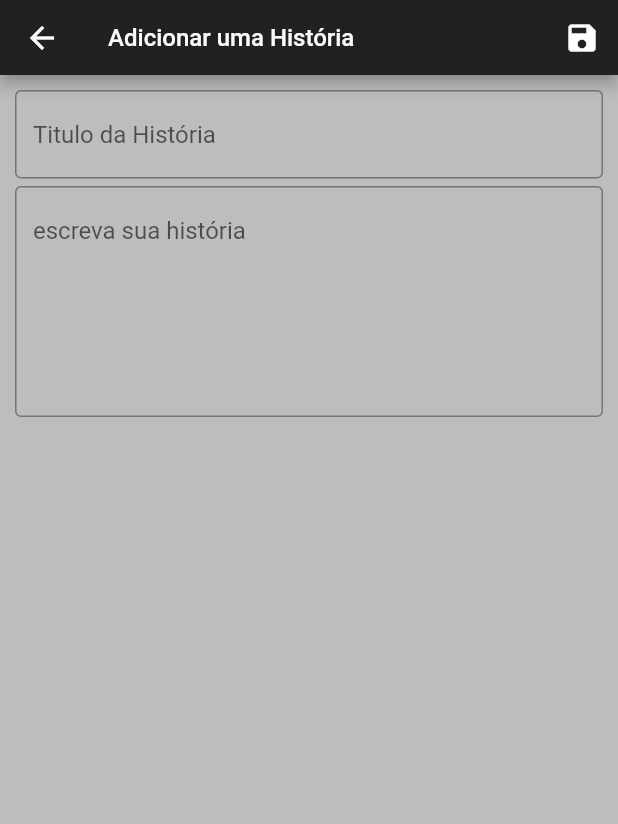
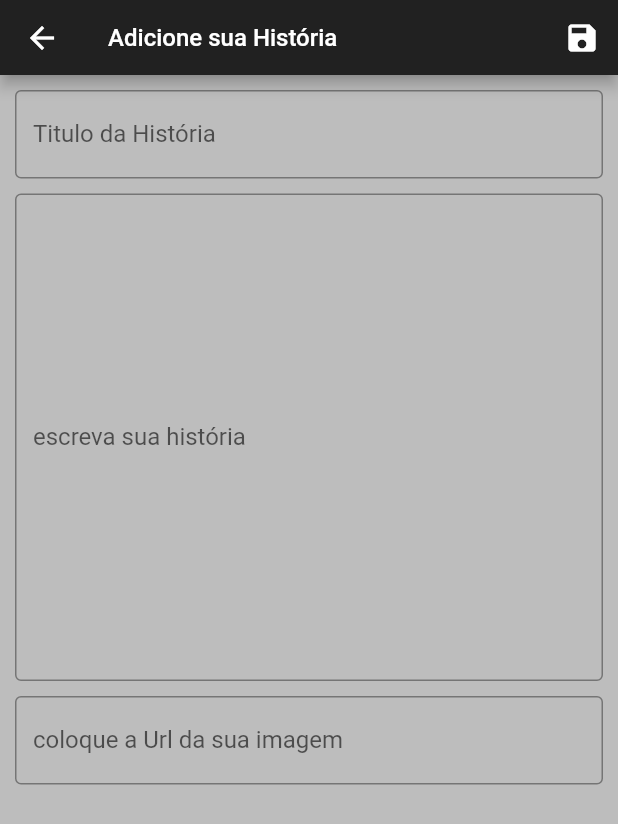
Before and after one commit to JhonatanAzevedo/projeto_app_dark_history, a Flutter app: the AddHistory screen opened by its route, on a phone screen of 412 x 824 dp. Shown: the top 824 px of the screen. Run offline on Flutter 3.47's test engine with Material 2 defaults, Android fonts, the phone set to English and light mode, and no system bars; our stand-ins replace dio, get, google_fonts; Roboto replaces fonts that are missing (Eater).

Commit message:
funçao de adicionar uma imagem por url

```diff
--- a/lib/App/views/add_historys.dart
+++ b/lib/App/views/add_historys.dart
@@ -9,8 +9,7 @@ class AddHistory extends StatefulWidget {
 }
 
 class _AddHistoryState extends State<AddHistory> {
-
-
+  final formkey = GlobalKey<FormState>();
   @override
   Widget build(BuildContext context) {
     final history =
@@ -22,7 +21,7 @@ class _AddHistoryState extends State<AddHistory> {
           backgroundColor: Colors.grey[900],
           title: history.idHistory.value == ""
               ? Text(
-                  'Adicionar uma História',
+                  'Adicione sua História',
                   style: GoogleFonts.eater(
                     textStyle: TextStyle(
                       color: Colors.white,
@@ -46,21 +45,26 @@ class _AddHistoryState extends State<AddHistory> {
               onPressed: () {
                 final title = history.titleHistory.value;
                 final body = history.bodyHistory.value;
+                final foto = history.fotoHistory.value;
 
+                if (formkey.currentState?.validate() == false) {
+                  ScaffoldMessenger.of(context).showSnackBar(
+                        const SnackBar(content: Text('Por favor complete os campos!')));
+
+                } else {
                   if (history.idHistory.value == "") {
                     ScaffoldMessenger.of(context).showSnackBar(
                         const SnackBar(content: Text('Historia adicionada')));
-                   history.addList(title, body);
+                    history.addList(title, body, foto);
                   } else {
                     final id = history.idHistory.value;
 
                     ScaffoldMessenger.of(context).showSnackBar(
                         const SnackBar(content: Text('Historia editada')));
-                  history.editList(title, body, id);
+                    history.editList(title, body, id, foto);
                   }
-
-
                   Navigator.of(context).pop();
+                }
               },
             )
           ],
@@ -70,16 +74,28 @@ class _AddHistoryState extends State<AddHistory> {
         width: MediaQuery.of(context).size.width,
         height: MediaQuery.of(context).size.height,
         color: Colors.grey[400],
-        padding: EdgeInsets.all(10),
-        child: Form(
+        padding: EdgeInsets.only(left: 10, right: 10),
+        child: ListView(
+          children:
+            [Form(
+              key: formkey,
               child: Column(
                 mainAxisAlignment: MainAxisAlignment.start,
                 crossAxisAlignment: CrossAxisAlignment.center,
                 children: <Widget>[
+                   SizedBox(
+                    height: 10,
+                  ),
+                  // TITULO DA HISTORIA QUANDO ADICIONAR
                   TextFormField(
+                    validator: (text) {
+                      if (text == null || text.isEmpty) {
+                        return "esse campo nao pode ser nulo";
+                      }
+                    },
                     initialValue: history.titleHistory.value,
                     decoration: InputDecoration(
-                  hintText: "Titulo da História",
+                      labelText: "Titulo da História",
                       border: OutlineInputBorder(
                           borderSide: BorderSide(width: 1, color: Colors.black)),
                     ),
@@ -88,27 +104,60 @@ class _AddHistoryState extends State<AddHistory> {
                     },
                   ),
                   SizedBox(
-                height: 5,
+                    height: 10,
                   ),
+
+                  // CORPO DA HISTORIA QUANDO ADICIONAR
                   TextFormField(
+                    validator: (text) {
+                      if (text == null || text.isEmpty) {
+                        return "esse campo nao pode ser nulo";
+                      }
+                    },
                     initialValue: history.bodyHistory.value,
                     keyboardType: TextInputType.multiline,
                     decoration: InputDecoration(
-                    hintText: "escreva sua história",
+                        labelText: "escreva sua história",
                         border: OutlineInputBorder(
                           borderSide: BorderSide(
                             width: 1,
                             color: Colors.black,
                           ),
                         )),
-                maxLines: 6,
+                    maxLines: 15,
                     onChanged: (body) {
                       history.setBody(body);
+                    },
+                  ),
+                  SizedBox(
+                    height: 10,
+                  ),
+                  // IMAGEM DA HISTORIA QUANDO ADICIONAR
+                  TextFormField(
+                    validator: (text) {
+                      if (text == null || text.isEmpty) {
+                        return "esse campo nao pode ser nulo";
+                      }
+                    },
+                    initialValue: history.fotoHistory.value,
+                    decoration: InputDecoration(
+                      labelText: "coloque a Url da sua imagem",
+                      border: OutlineInputBorder(
+                        borderSide: BorderSide(
+                          width: 1,
+                          color: Colors.black,
+                        ),
+                      ),
+                    ),
+                    onChanged: (foto) {
+                      history.setFoto(foto);
                     },
                   ),
                 ],
               ),
             ),
+          ],
+        ),
       ),
     );
   }
--- a/lib/App/views/list_history.dart
+++ b/lib/App/views/list_history.dart
@@ -39,7 +39,9 @@ class AsHistory extends StatelessWidget {
           }, // pegando a funçao que vai trazer meu conteudo
           builder: (history) {
             return
-            history.listHistory.isEmpty? Center(child: CircularProgressIndicator()):
+            history.listHistory.isEmpty? Center(child: CircularProgressIndicator(
+              valueColor: AlwaysStoppedAnimation(Colors.red,),
+            )):
             ListView.builder(
               itemCount: history.listHistory.length,
               itemBuilder: (context, index) {
```
Also changed, not shown: lib/App/controller/history_controller.dart (+15 -10 lines). Lines whose indentation alone changed are shown as unchanged.
